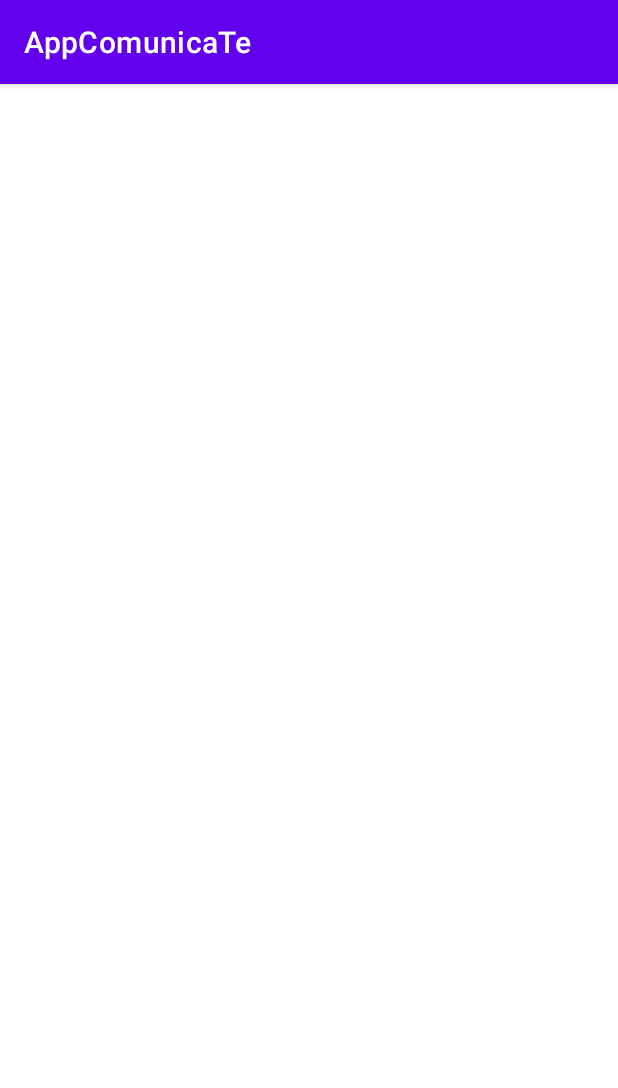
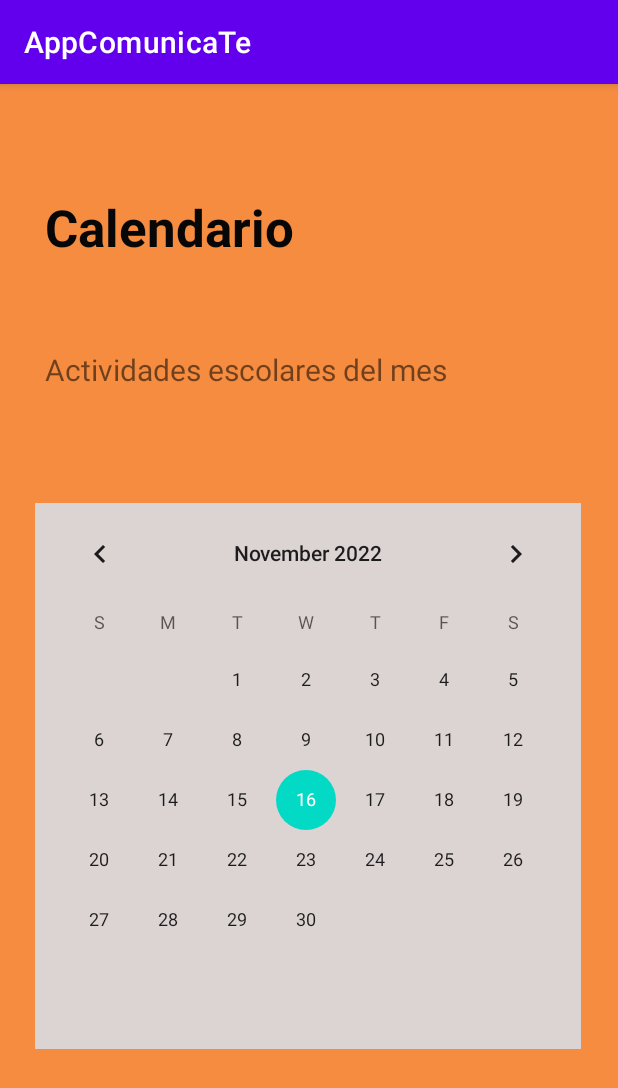
Before and after one commit to sectario/AppComunicaTe, an Android app: the Calendar screen opened directly, with no data from a screen before it, on a phone screen of 412 x 824 dp. Shown: the top 1088 px of the screen. Run offline under Robolectric (Android 15) with nearby library versions, the phone set to English and light mode, and no system bars.

Commit message:
Creación activity Calendar

```diff
--- a/app/src/main/java/com/sectario/appcomunicate/Calendar.java
+++ b/app/src/main/java/com/sectario/appcomunicate/Calendar.java
@@ -3,12 +3,15 @@ package com.sectario.appcomunicate;
 import androidx.appcompat.app.AppCompatActivity;
 
 import android.os.Bundle;
+import android.widget.CalendarView;
 
 public class Calendar extends AppCompatActivity {
+
 
     @Override
     protected void onCreate(Bundle savedInstanceState) {
         super.onCreate(savedInstanceState);
         setContentView(R.layout.activity_calendar);
+
     }
 }
--- a/app/src/main/res/layout/activity_calendar.xml
+++ b/app/src/main/res/layout/activity_calendar.xml
@@ -4,6 +4,47 @@
     xmlns:tools="http://schemas.android.com/tools"
     android:layout_width="match_parent"
     android:layout_height="match_parent"
+    android:background="#F58C40"
     tools:context=".Calendar">
 
+    <CalendarView
+        android:id="@+id/cvcalendario"
+        android:layout_width="364dp"
+        android:layout_height="364dp"
+        android:background="#DCD3D3"
+        app:layout_constraintBottom_toBottomOf="parent"
+        app:layout_constraintEnd_toEndOf="parent"
+        app:layout_constraintHorizontal_bias="0.491"
+        app:layout_constraintStart_toStartOf="parent"
+        app:layout_constraintTop_toTopOf="parent"
+        app:layout_constraintVertical_bias="0.692" />
+
+    <TextView
+        android:id="@+id/textView"
+        android:layout_width="197dp"
+        android:layout_height="63dp"
+        android:fontFamily="sans-serif"
+        android:text="Calendario"
+        android:textColor="#070707"
+        android:textSize="34sp"
+        android:textStyle="bold"
+        app:layout_constraintBottom_toTopOf="@+id/cvcalendario"
+        app:layout_constraintEnd_toEndOf="parent"
+        app:layout_constraintHorizontal_bias="0.14"
+        app:layout_constraintStart_toStartOf="parent"
+        app:layout_constraintTop_toTopOf="parent"
+        app:layout_constraintVertical_bias="0.335" />
+
+    <TextView
+        android:id="@+id/textView2"
+        android:layout_width="289dp"
+        android:layout_height="75dp"
+        android:text="Actividades escolares del mes"
+        android:textSize="20sp"
+        app:layout_constraintBottom_toTopOf="@+id/cvcalendario"
+        app:layout_constraintEnd_toEndOf="parent"
+        app:layout_constraintHorizontal_bias="0.245"
+        app:layout_constraintStart_toStartOf="parent"
+        app:layout_constraintTop_toTopOf="parent"
+        app:layout_constraintVertical_bias="0.865" />
 </androidx.constraintlayout.widget.ConstraintLayout>
```
